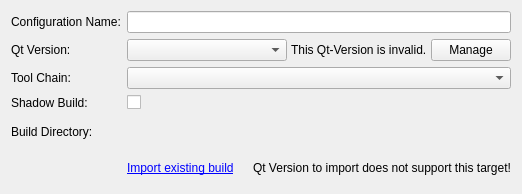
First picture: the form in src/plugins/qt4projectmanager/qt4projectconfigwidget.ui, repository qt-creator/qt-creator, before the edit.
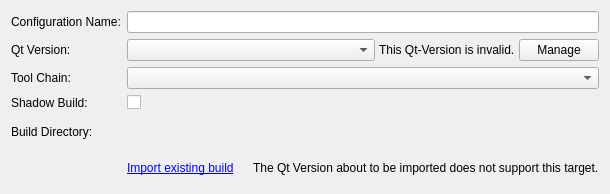
Second picture: the form after the edit. Icons and pictures are not drawn. Custom widgets are drawn as their Qt base class.

The edit to the form file:
```diff
--- a/src/plugins/qt4projectmanager/qt4projectconfigwidget.ui
+++ b/src/plugins/qt4projectmanager/qt4projectconfigwidget.ui
@@ -147,7 +147,7 @@
      <item>
       <widget class="QLabel" name="importProblemLabel">
        <property name="text">
-        <string>Qt Version to import does not support this target!</string>
+        <string>The Qt Version about to be imported does not support this target.</string>
        </property>
       </widget>
      </item>
```
